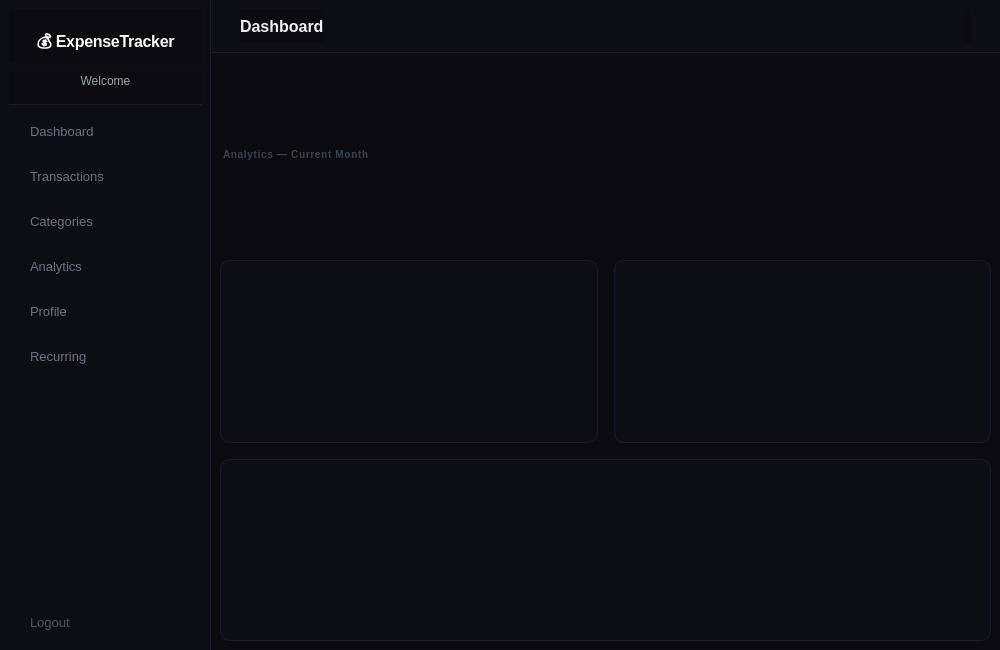
The window that mainwindow.ui (Umeenumg/expenseTracker) describes before a commit, drawn with Qt 5.
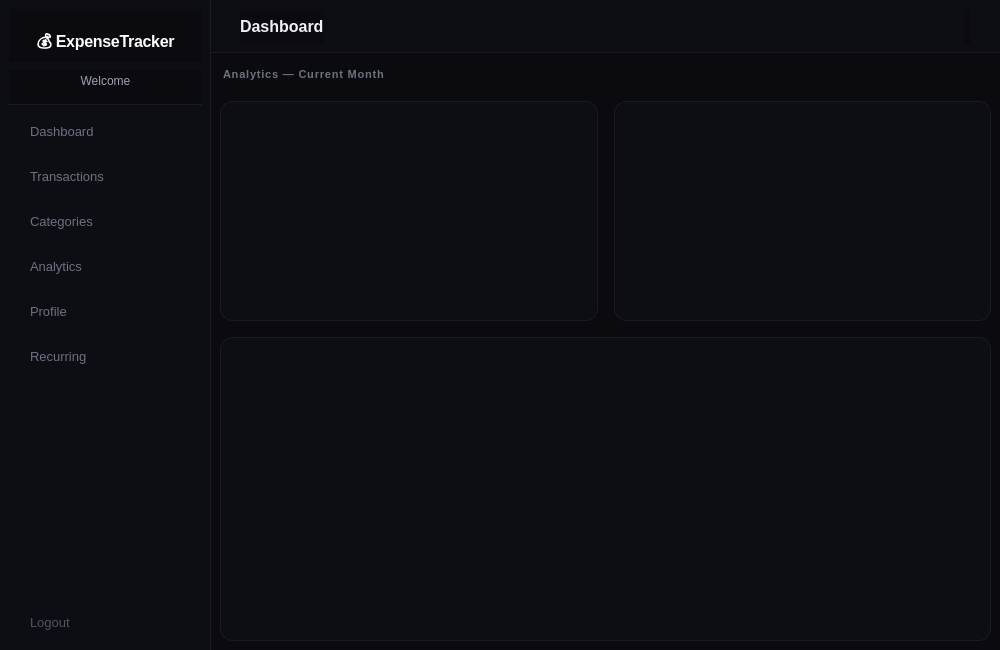
The same window after the commit. The open tabs and pages were chosen to show the change.

Commit message: Apply unified global stylesheet and fix dialog layouts

Diff of the .ui file:
```diff
--- a/mainwindow.ui
+++ b/mainwindow.ui
@@ -30,6 +30,20 @@
     font-size: 13px;
 }
 
+QDialog {
+    background-color: #0d0d14;
+    border: 1px solid #1a1a28;
+}
+
+QToolTip {
+    background-color: #13131f;
+    color: #e2e2e8;
+    border: 1px solid #2e2e4e;
+    border-radius: 6px;
+    padding: 6px 10px;
+    font-size: 12px;
+}
+
 /* ═══════════════════════════════════════
    SIDEBAR
 ═══════════════════════════════════════ */
@@ -55,7 +69,6 @@
     border-bottom: 1px solid #1a1a28;
 }
 
-/* ── NAV BUTTONS ── */
 QFrame#sidebar QPushButton {
     background-color: transparent;
     border: 1px solid transparent;
@@ -77,7 +90,7 @@
     background-color: rgba(124, 58, 237, 0.15);
     color: #a78bfa;
     font-weight: 600;
-    border: 1px solid rgba(167, 139, 250, 0.2);
+    border: 1px solid rgba(167, 139, 250, 0.25);
 }
 
 QFrame#sidebar QPushButton#logoutBtn {
@@ -116,7 +129,6 @@
 /* ═══════════════════════════════════════
    STAT CARDS
 ═══════════════════════════════════════ */
-
 QFrame#balanceCard,
 QFrame#incomeCard,
 QFrame#expenseCard,
@@ -126,11 +138,21 @@
 QFrame#unusedCard {
     background-color: #0d0d14;
     border: 1px solid #1a1a28;
-    border-radius: 10px;
+    border-radius: 12px;
     padding: 18px 16px;
     min-height: 90px;
 }
 
+QFrame#balanceCard:hover,
+QFrame#incomeCard:hover,
+QFrame#expenseCard:hover,
+QFrame#countCard:hover,
+QFrame#totalCatCard:hover,
+QFrame#mostUsedCard:hover,
+QFrame#unusedCard:hover {
+    border-color: #2e2e4e;
+}
+
 QFrame#balanceCard  { border-top: 2px solid #7c3aed; }
 QFrame#incomeCard   { border-top: 2px solid #059669; }
 QFrame#expenseCard  { border-top: 2px solid #dc2626; }
@@ -222,10 +244,16 @@
 QHeaderView::section:first { border-top-left-radius: 10px; }
 QHeaderView::section:last  { border-top-right-radius: 10px; }
 
+QTableCornerButton::section {
+    background-color: #080810;
+    border: none;
+}
+
 QScrollBar:vertical {
     background: #0d0d14;
-    width: 5px;
+    width: 6px;
     border-radius: 3px;
+    margin: 2px;
 }
 
 QScrollBar::handle:vertical {
@@ -234,11 +262,35 @@
     min-height: 30px;
 }
 
+QScrollBar::handle:vertical:hover {
+    background: #2e2e4e;
+}
+
 QScrollBar::add-line:vertical,
 QScrollBar::sub-line:vertical { height: 0; }
 
+QScrollBar:horizontal {
+    background: #0d0d14;
+    height: 6px;
+    border-radius: 3px;
+    margin: 2px;
+}
+
+QScrollBar::handle:horizontal {
+    background: #1e1e30;
+    border-radius: 3px;
+    min-width: 30px;
+}
+
+QScrollBar::handle:horizontal:hover {
+    background: #2e2e4e;
+}
+
+QScrollBar::add-line:horizontal,
+QScrollBar::sub-line:horizontal { width: 0; }
+
 /* ═══════════════════════════════════════
-   INPUTS
+   INPUTS (main window)
 ═══════════════════════════════════════ */
 QLineEdit {
     background-color: #0d0d14;
@@ -254,7 +306,7 @@
 QLineEdit:hover { border-color: #252535; }
 
 /* ═══════════════════════════════════════
-   COMBOBOX
+   COMBOBOX (main window)
 ═══════════════════════════════════════ */
 QComboBox {
     background-color: #0d0d14;
@@ -294,7 +346,7 @@
 }
 
 /* ═══════════════════════════════════════
-   CONTENT AREA BUTTONS
+   CONTENT AREA BUTTONS (Transactions / Categories)
 ═══════════════════════════════════════ */
 QWidget#pageTransactions QPushButton,
 QWidget#pageCategories QPushButton {
@@ -377,10 +429,11 @@
 ═══════════════════════════════════════ */
 QLabel#recentLabel,
 QLabel#analyticsMonthLabel {
-    font-size: 10px;
-    font-weight: 500;
-    color: #374151;
-    letter-spacing: 0.7px;
+    font-size: 11px;
+    font-weight: 600;
+    color: #6b7280;
+    letter-spacing: 0.8px;
+    text-transform: uppercase;
     padding: 6px 0 4px 0;
 }
 
@@ -392,7 +445,13 @@
 QFrame#lineChartFrame {
     background-color: #0d0d14;
     border: 1px solid #1a1a28;
-    border-radius: 10px;
+    border-radius: 12px;
+}
+
+QFrame#barChartFrame:hover,
+QFrame#pieChartFrame:hover,
+QFrame#lineChartFrame:hover {
+    border-color: #2e2e4e;
 }
 
 /* ═══════════════════════════════════════
@@ -408,7 +467,7 @@
 QFrame#profileCard {
     background-color: #0d0d14;
     border: 1px solid #1a1a28;
-    border-radius: 12px;
+    border-radius: 14px;
     padding: 24px;
     max-width: 500px;
 }
@@ -443,9 +502,26 @@
     background-color: #4338ca;
 }
 
+QFrame#profileDivider,
+QFrame#currencyDivider {
+    background-color: #1a1a28;
+    max-height: 1px;
+    border: none;
+}
+
 /* ═══════════════════════════════════════
-   BACKUP BUTTONS
+   BACKUP &amp; CURRENCY SECTION
 ═══════════════════════════════════════ */
+QLabel#backupSectionLabel,
+QLabel#currencySectionLabel {
+    font-size: 11px;
+    color: #6b7280;
+    font-weight: 600;
+    letter-spacing: 0.6px;
+    text-transform: uppercase;
+    padding-top: 6px;
+}
+
 QPushButton#backupBtn {
     background-color: #052e1c !important;
     border: 1px solid rgba(74,222,128,0.3) !important;
@@ -478,12 +554,19 @@
     border-color: #60a5fa !important;
 }
 
-QLabel#backupSectionLabel {
-    font-size: 11px;
-    color: #4b5563;
-    font-weight: 500;
-    letter-spacing: 0.4px;
-    padding-top: 4px;
+QPushButton#saveCurrencyBtn {
+    background-color: #4f46e5;
+    border: none;
+    border-radius: 8px;
+    padding: 9px 18px;
+    color: white;
+    font-size: 12px;
+    font-weight: 600;
+    min-width: 90px;
+}
+
+QPushButton#saveCurrencyBtn:hover {
+    background-color: #4338ca;
 }
 
 /* ═══════════════════════════════════════
@@ -509,13 +592,76 @@
 }
 
 /* ═══════════════════════════════════════
-   DIALOGS (Login / Register / AddTransaction)
+   BUDGET BUTTON
 ═══════════════════════════════════════ */
-QDialog {
-    background-color: #0d0d14;
-    border: 1px solid #1a1a28;
+QPushButton#setBudgetBtn {
+    background-color: #1a0f2e !important;
+    border: 1px solid rgba(167,139,250,0.3) !important;
+    color: #a78bfa !important;
+    border-radius: 7px;
+    padding: 6px 14px;
+    font-size: 12px;
+    font-weight: 500;
 }
 
+QPushButton#setBudgetBtn:hover {
+    background-color: #1e1e3f !important;
+    border-color: #a78bfa !important;
+}
+
+/* ═══════════════════════════════════════
+   RECURRING PAGE
+═══════════════════════════════════════ */
+QLabel#recurringTitle {
+    font-size: 15px;
+    font-weight: 600;
+    color: #f1f0f8;
+}
+
+QPushButton#addRecurringBtn {
+    background-color: #4f46e5 !important;
+    border-color: #4f46e5 !important;
+    color: white !important;
+    font-weight: 600 !important;
+    border-radius: 7px;
+    padding: 6px 14px;
+}
+
+QPushButton#addRecurringBtn:hover {
+    background-color: #4338ca !important;
+}
+
+QPushButton#deleteRecurringBtn {
+    background-color: #2a0f0f !important;
+    border: 1px solid rgba(248,113,113,0.3) !important;
+    color: #f87171 !important;
+    border-radius: 7px;
+    padding: 6px 14px;
+}
+
+QPushButton#deleteRecurringBtn:hover {
+    background-color: #3f1d1d !important;
+    border-color: #f87171 !important;
+}
+
+QPushButton#toggleRecurringBtn {
+    background-color: #13131f !important;
+    border: 1px solid rgba(251,191,36,0.3) !important;
+    color: #fbbf24 !important;
+    border-radius: 7px;
+    padding: 6px 14px;
+}
+
+QPushButton#toggleRecurringBtn:hover {
+    background-color: #1f1a0f !important;
+    border-color: #fbbf24 !important;
+}
+
+/* ═══════════════════════════════════════
+   DIALOGS — Login / Register / AddTransaction
+   (titleLabel / dialogTitle shared, scoped to QDialog so
+    main window labels are never affected)
+═══════════════════════════════════════ */
 QDialog QLabel#titleLabel,
 QDialog QLabel#dialogTitle {
     font-size: 20px;
@@ -541,7 +687,7 @@
 
 QDialog QLabel {
     font-size: 11px;
-    color: #4b5563;
+    color: #6b7280;
     font-weight: 500;
     letter-spacing: 0.3px;
 }
@@ -573,6 +719,7 @@
     background-color: #13131f;
     border: none;
     width: 20px;
+    border-radius: 4px;
 }
 
 QDialog QDoubleSpinBox::up-button:hover,
@@ -591,6 +738,21 @@
 
 QDialog QComboBox:focus { border-color: #7c3aed; }
 
+QDialog QComboBox::drop-down {
+    border: none;
+    width: 24px;
+}
+
+QDialog QComboBox QAbstractItemView {
+    background-color: #13131f;
+    border: 1px solid #252535;
+    color: #e2e2e8;
+    selection-background-color: #1e1e3f;
+    selection-color: #a78bfa;
+    padding: 4px;
+    outline: none;
+}
+
 QDialog QDateEdit {
     background-color: #080810;
     border: 1px solid #1a1a28;
@@ -609,6 +771,26 @@
     border-radius: 0 8px 8px 0;
 }
 
+QDialog QPlainTextEdit {
+    background-color: #080810;
+    border: 1px solid #1a1a28;
+    border-radius: 8px;
+    padding: 8px 12px;
+    color: #e2e2e8;
+    font-size: 13px;
+}
+
+QDialog QPlainTextEdit:focus {
+    border-color: #7c3aed;
+}
+
+QDialog QFrame#divider {
+    background-color: #1a1a28;
+    max-height: 1px;
+    border: none;
+}
+
+/* ── Dialog primary action buttons (Login, Register, Confirm) ── */
 QDialog QPushButton#loginButton,
 QDialog QPushButton#confirmBtn,
 QDialog QPushButton#registerButton {
@@ -619,6 +801,7 @@
     color: white;
     font-size: 13px;
     font-weight: 600;
+    min-height: 20px;
 }
 
 QDialog QPushButton#loginButton:hover,
@@ -627,13 +810,20 @@
     background-color: #4338ca;
 }
 
+QDialog QPushButton#loginButton:pressed,
+QDialog QPushButton#confirmBtn:pressed,
+QDialog QPushButton#registerButton:pressed {
+    background-color: #3730a3;
+}
+
+/* ── Dialog secondary buttons (Cancel, Back) ── */
 QDialog QPushButton#cancelBtn,
 QDialog QPushButton#backButton {
-    background-color: transparent;
-    border: 1px solid #1a1a28;
+    background-color: #1a1a28;
+    border: 1px solid #2e2e4e;
     border-radius: 8px;
     padding: 10px;
-    color: #4b5563;
+    color: #6b7280;
     font-size: 12px;
 }
 
@@ -644,122 +834,24 @@
     border-color: #252535;
 }
 
+/* ── Flat &quot;Don't have an account? Register&quot; link button ──
+     IMPORTANT: this overrides the solid #registerButton style above
+     ONLY when the button has the flat=true property set in the .ui
+     (i.e. the link-style register button on the Login screen) */
 QDialog QPushButton#registerButton[flat=&quot;true&quot;] {
     background-color: transparent;
     border: none;
     color: #7c3aed;
     font-size: 12px;
     padding: 4px;
+    font-weight: 500;
+    min-height: 0px;
 }
 
 QDialog QPushButton#registerButton[flat=&quot;true&quot;]:hover {
     color: #a78bfa;
 }
-
-QDialog QFrame#divider {
-    color: #1a1a28;
-}
-
-/* ═══════════════════════════════════════
-   NOTES FIELD IN DIALOG
-═══════════════════════════════════════ */
-QDialog QPlainTextEdit {
-    background-color: #080810;
-    border: 1px solid #1a1a28;
-    border-radius: 8px;
-    padding: 8px 12px;
-    color: #e2e2e8;
-    font-size: 13px;
-}
-
-QDialog QPlainTextEdit:focus {
-    border-color: #7c3aed;
-}
-
-/* ═══════════════════════════════════════
-   BUDGET BUTTON
-═══════════════════════════════════════ */
-QPushButton#setBudgetBtn {
-    background-color: #1a0f2e !important;
-    border: 1px solid rgba(167,139,250,0.3) !important;
-    color: #a78bfa !important;
-    border-radius: 7px;
-    padding: 6px 14px;
-    font-size: 12px;
-    font-weight: 500;
-}
-
-QPushButton#setBudgetBtn:hover {
-    background-color: #1e1e3f !important;
-    border-color: #a78bfa !important;
-}
-/* ═══════════════════════════════════════
-   RECURRING PAGE
-═══════════════════════════════════════ */
-QLabel#recurringTitle {
-    font-size: 15px;
-    font-weight: 600;
-    color: #f1f0f8;
-}
-
-QPushButton#addRecurringBtn {
-    background-color: #4f46e5 !important;
-    border-color: #4f46e5 !important;
-    color: white !important;
-    font-weight: 600 !important;
-    border-radius: 7px;
-    padding: 6px 14px;
-}
-
-QPushButton#addRecurringBtn:hover {
-    background-color: #4338ca !important;
-}
-
-QPushButton#deleteRecurringBtn {
-    background-color: #2a0f0f !important;
-    border: 1px solid rgba(248,113,113,0.3) !important;
-    color: #f87171 !important;
-    border-radius: 7px;
-    padding: 6px 14px;
-}
-
-QPushButton#toggleRecurringBtn {
-    background-color: #13131f !important;
-    border: 1px solid rgba(251,191,36,0.3) !important;
-    color: #fbbf24 !important;
-    border-radius: 7px;
-    padding: 6px 14px;
-}
-
-QPushButton#toggleRecurringBtn:hover {
-    background-color: #1f1a0f !important;
-    border-color: #fbbf24 !important;
-}
-
-/* ═══════════════════════════════════════
-   CURRENCY SECTION
-═══════════════════════════════════════ */
-QLabel#currencySectionLabel {
-    font-size: 11px;
-    color: #4b5563;
-    font-weight: 500;
-    letter-spacing: 0.4px;
-    padding-top: 4px;
-}
-
-QPushButton#saveCurrencyBtn {
-    background-color: #4f46e5;
-    border: none;
-    border-radius: 8px;
-    padding: 9px 18px;
-    color: white;
-    font-size: 12px;
-    font-weight: 600;
-}
-
-QPushButton#saveCurrencyBtn:hover {
-    background-color: #4338ca;
-}</string>
+</string>
   </property>
   <widget class="QWidget" name="centralWidget">
    <layout class="QHBoxLayout" name="mainLayout">
@@ -1375,20 +1467,59 @@
            </widget>
           </item>
           <item>
-           <layout class="QHBoxLayout" name="chartsTopRow">
+           <layout class="QHBoxLayout" name="chartsTopRow" stretch="1,1">
             <property name="spacing">
              <number>16</number>
             </property>
             <item>
-             <widget class="QFrame" name="barChartFrame"/>
+             <widget class="QFrame" name="barChartFrame">
+              <property name="sizePolicy">
+               <sizepolicy hsizetype="Expanding" vsizetype="Expanding">
+                <horstretch>1</horstretch>
+                <verstretch>0</verstretch>
+               </sizepolicy>
+              </property>
+              <property name="minimumSize">
+               <size>
+                <width>280</width>
+                <height>220</height>
+               </size>
+              </property>
+             </widget>
             </item>
             <item>
-             <widget class="QFrame" name="pieChartFrame"/>
+             <widget class="QFrame" name="pieChartFrame">
+              <property name="sizePolicy">
+               <sizepolicy hsizetype="Expanding" vsizetype="Expanding">
+                <horstretch>1</horstretch>
+                <verstretch>0</verstretch>
+               </sizepolicy>
+              </property>
+              <property name="minimumSize">
+               <size>
+                <width>280</width>
+                <height>220</height>
+               </size>
+              </property>
+             </widget>
             </item>
            </layout>
           </item>
           <item>
-           <widget class="QFrame" name="lineChartFrame"/>
+           <widget class="QFrame" name="lineChartFrame">
+            <property name="sizePolicy">
+             <sizepolicy hsizetype="Expanding" vsizetype="Expanding">
+              <horstretch>0</horstretch>
+              <verstretch>1</verstretch>
+             </sizepolicy>
+            </property>
+            <property name="minimumSize">
+             <size>
+              <width>0</width>
+              <height>220</height>
+             </size>
+            </property>
+           </widget>
           </item>
          </layout>
         </widget>
```
Left out of the diff: 96 changed lines with no effect on the pictures. The commit also changes 10 other files.
